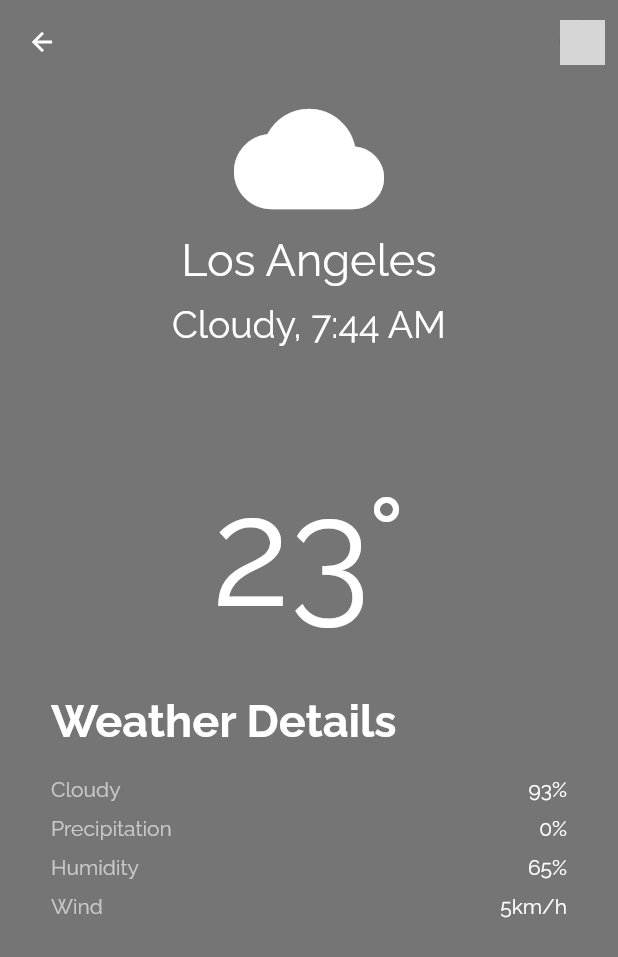
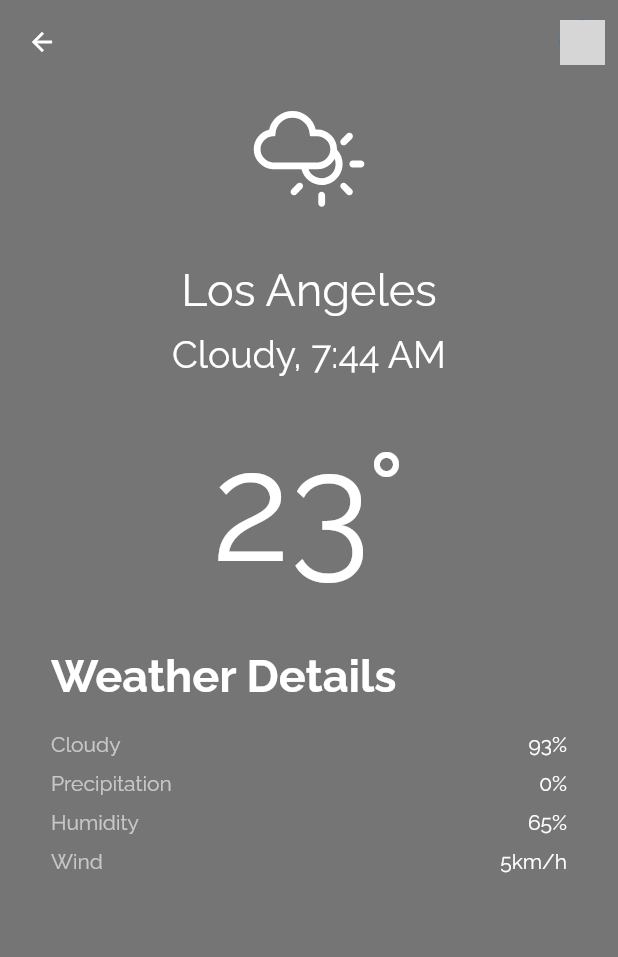
Before and after one commit to PatrickChow0803/Weather-Now, a Flutter app: the DetailForeground screen opened directly, on a phone screen of 412 x 824 dp. Shown: the top 957 px of the screen. Run offline on Flutter 3.47's test engine with Material 2 defaults, Android fonts, the phone set to English and light mode, and no system bars; our stand-ins replace google_fonts, weather_icons; network calls fail; grey boxes are pictures that could not be loaded.

Commit message:
Added weather icon package and used it the details screen. Finished with the initial UI.

```diff
--- a/lib/main.dart
+++ b/lib/main.dart
@@ -15,7 +15,7 @@ class MyApp extends StatelessWidget {
       theme: ThemeData(
         primarySwatch: Colors.blue,
       ),
-      home: DetailScreen(),
+      home: MyHomePage(),
     );
   }
 }
--- a/lib/screens/details_screen.dart
+++ b/lib/screens/details_screen.dart
@@ -1,5 +1,6 @@
 import 'package:flutter/material.dart';
 import 'package:google_fonts/google_fonts.dart';
+import 'package:weather_icons/weather_icons.dart';
 
 import '../utility.dart';
 
@@ -61,7 +62,7 @@ class DetailForeground extends StatelessWidget {
         child: Column(
           children: [
             const Icon(
-              Icons.cloud,
+              WeatherIcons.day_cloudy_high,
               color: Colors.white,
               size: 100,
             ),
@@ -69,6 +70,7 @@ class DetailForeground extends StatelessWidget {
               style: GoogleFonts.raleway(),
               child: Column(
                 children: [
+                  const SizedBox(height: 20),
                   const Text(
                     'Los Angeles',
                     style: TextStyle(fontSize: 30),
@@ -78,7 +80,7 @@ class DetailForeground extends StatelessWidget {
                     'Cloudy, 7:44 AM',
                     style: TextStyle(fontSize: 25),
                   ),
-                  const SizedBox(height: 80),
+                  const SizedBox(height: 30),
                   const Text(
                     '23°',
                     style: TextStyle(fontSize: 100),
```
